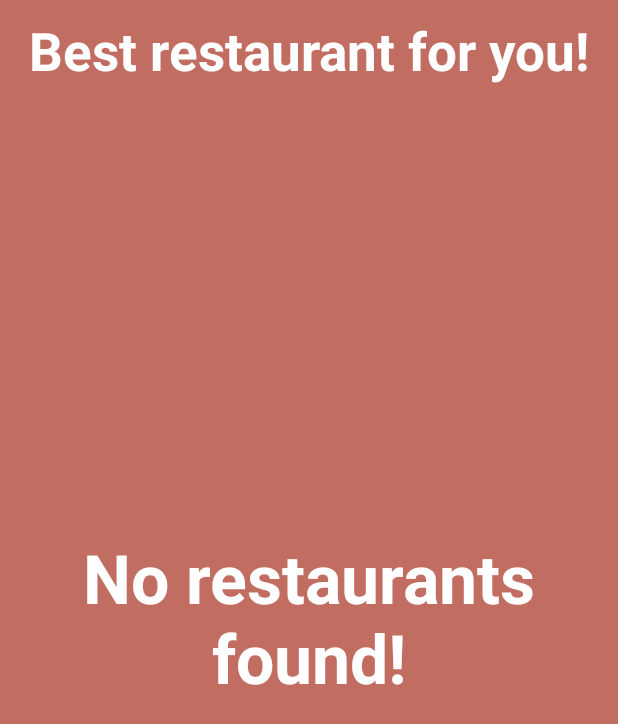
After one commit to lucastai98/Orbital_CS_x, an Android app: the layout calculatepopwindow.xml on its own in the app's theme, with its tools: preview values and no code run, on a phone screen of 412 x 824 dp. The commit adds this screen. Shown: the top 724 px of the screen. Run offline under Robolectric (Android 15) with nearby library versions, the light colour scheme and no system bars.

Commit message:
added in calculating of best restaurant in group (is a simple algo, take the highest favourited restaurant) displays no restaurant found if no user have any favourited restaurant

```diff
--- a/app/src/main/AndroidManifest.xml
+++ b/app/src/main/AndroidManifest.xml
@@ -47,6 +47,8 @@
             </intent-filter>
         </activity>
         <activity android:name=".RegisterActivity" />
+        <activity android:name=".Pop"
+            android:theme="@android:style/Theme.Dialog" />
         <activity
             android:name="com.theartofdev.edmodo.cropper.CropImageActivity"
             android:theme="@style/Base.Theme.AppCompat" />
--- a/app/src/main/java/com/example/myapplication/GroupsActivity.java
+++ b/app/src/main/java/com/example/myapplication/GroupsActivity.java
@@ -96,6 +96,8 @@ public class GroupsActivity extends AppCompatActivity {
 
                         FirebaseDatabase.getInstance().getReference().child("Groups").child(online_user_id).child(group_id);
                         FirebaseDatabase.getInstance().getReference().child("GroupList").child(online_user_id).child(group_id);
+                        FirebaseDatabase.getInstance().getReference().child("Groups").child(online_user_id).child(group_id).child("best restaurants");
+
                         Intent profileIntent = new Intent(GroupsActivity.this,CreateNewGroupActivity.class);
                         profileIntent.addFlags(Intent.FLAG_ACTIVITY_NEW_TASK|Intent.FLAG_ACTIVITY_CLEAR_TOP);
                         profileIntent.putExtra("group_id",group_id);
--- a/app/src/main/res/layout/all_restaurants_display_layout.xml
+++ b/app/src/main/res/layout/all_restaurants_display_layout.xml
@@ -39,7 +39,7 @@
 
         <TextView
             android:id="@+id/all_restaurants_name"
-            android:layout_width="200dp"
+            android:layout_width="wrap_content"
             android:layout_height="wrap_content"
             android:gravity="start"
             android:text="name"
@@ -50,7 +50,7 @@
 
         <TextView
             android:id="@+id/all_restaurants_location"
-            android:layout_width="200dp"
+            android:layout_width="wrap_content"
             android:layout_height="wrap_content"
             android:gravity="start"
             android:text="location"
@@ -60,7 +60,7 @@
 
         <TextView
             android:id="@+id/all_restaurants_type"
-            android:layout_width="200dp"
+            android:layout_width="wrap_content"
             android:layout_height="wrap_content"
             android:gravity="start"
             android:text="type"
--- /dev/null
+++ b/app/src/main/res/layout/calculatepopwindow.xml
@@ -0,0 +1,41 @@
+<?xml version="1.0" encoding="utf-8"?>
+<RelativeLayout
+    xmlns:android="http://schemas.android.com/apk/res/android" android:layout_width="match_parent"
+    android:layout_height="match_parent"
+    android:background="@color/colorPrimaryDark">
+
+    <TextView
+        android:id="@+id/bestrestauranttext"
+        android:layout_width="match_parent"
+        android:layout_height="wrap_content"
+        android:gravity="center_horizontal"
+        android:text="Best restaurant for you!"
+        android:textAlignment="center"
+        android:textAllCaps="false"
+        android:textColor="@color/cardview_light_background"
+        android:textSize="35sp"
+        android:textStyle="bold"
+        android:layout_marginTop="10dp"/>
+    <TextView
+        android:id="@+id/no_restaurants_found"
+        android:layout_width="match_parent"
+        android:layout_height="wrap_content"
+        android:gravity="center_horizontal"
+        android:layout_centerHorizontal="true"
+        android:layout_centerVertical="true"
+        android:text="No restaurants found!"
+        android:textAlignment="center"
+        android:textAllCaps="false"
+        android:textColor="@color/cardview_light_background"
+        android:textSize="45sp"
+        android:textStyle="bold"/>
+
+    <androidx.recyclerview.widget.RecyclerView
+        android:id="@+id/calculated_best_restaurant"
+        android:layout_width="match_parent"
+        android:layout_height="match_parent"
+        android:layout_below="@id/bestrestauranttext"
+        android:layout_margin="20dp"/>
+
+
+</RelativeLayout>
--- a/app/src/main/res/values/styles.xml
+++ b/app/src/main/res/values/styles.xml
@@ -16,6 +16,12 @@
 
     <style name="AppTheme.AppBarOverlay" parent="ThemeOverlay.AppCompat.Dark.ActionBar" />
 
+    <style name ="AppTheme.PopupWindow">
+        <item name ="android:windowIsTranslucent">true</item>
+        <item name ="android:windowCloseOnTouchOutside">true</item>
+
+    </style>
+
     <style name="AppTheme.PopupOverlay" parent="ThemeOverlay.AppCompat.Light" />
 
 
```
Also changed, not shown: app/src/main/java/com/example/myapplication/CreateNewGroupActivity.java (+22 -21 lines), app/src/main/java/com/example/myapplication/GroupProfile.java (+14 -0 lines), app/src/main/java/com/example/myapplication/Pop.java (added, +266 -0 lines).
